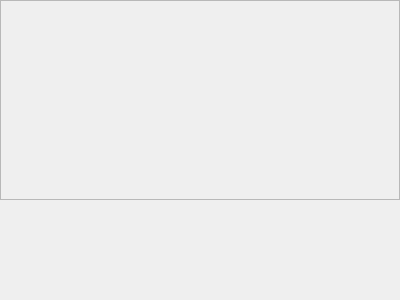
This is CaX/widget/iservicewindow.ui in fsest4u/CaX_03 as Qt 5 draws it before an edit. The edited form follows.
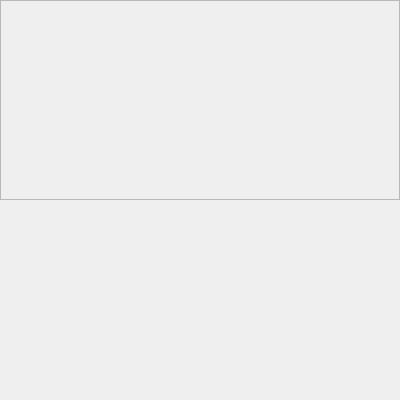
This is the edited form.

```diff
--- a/CaX/widget/iservicewindow.ui
+++ b/CaX/widget/iservicewindow.ui
@@ -7,7 +7,7 @@
     <x>0</x>
     <y>0</y>
     <width>400</width>
-    <height>300</height>
+    <height>400</height>
    </rect>
   </property>
   <property name="windowTitle">
```
Left out of the diff: 4 changed lines with no effect on the pictures.
